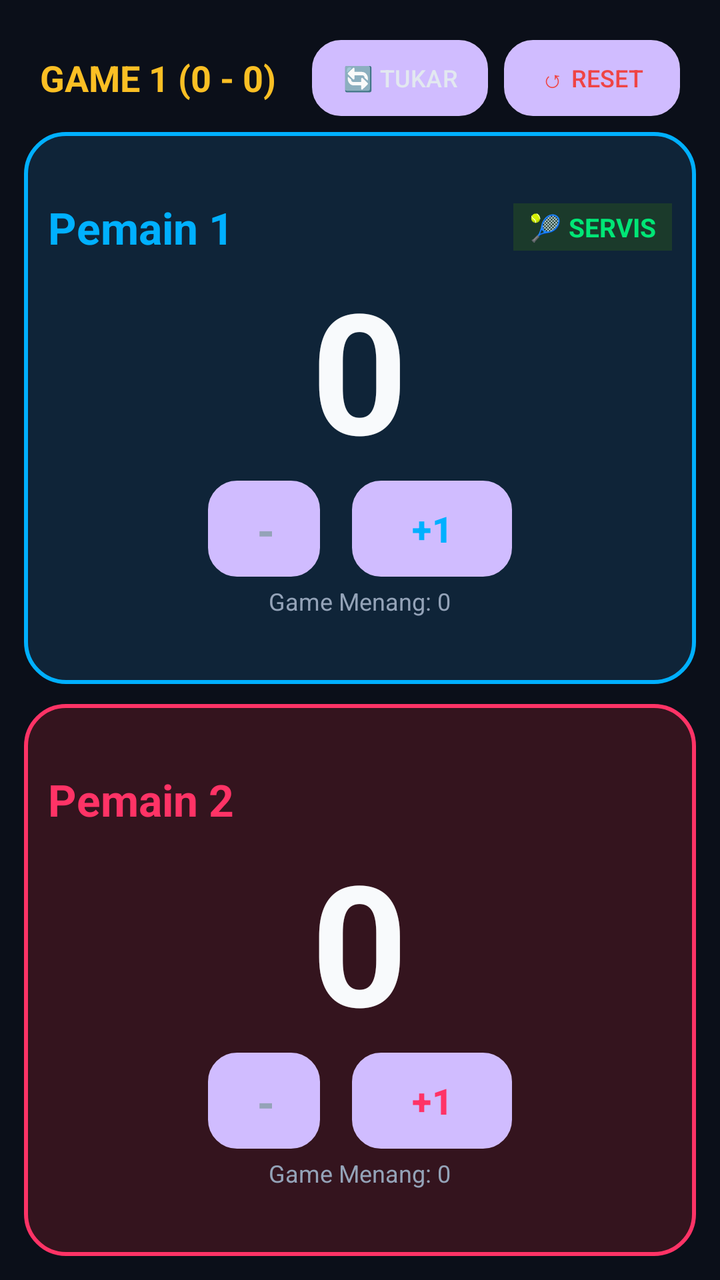
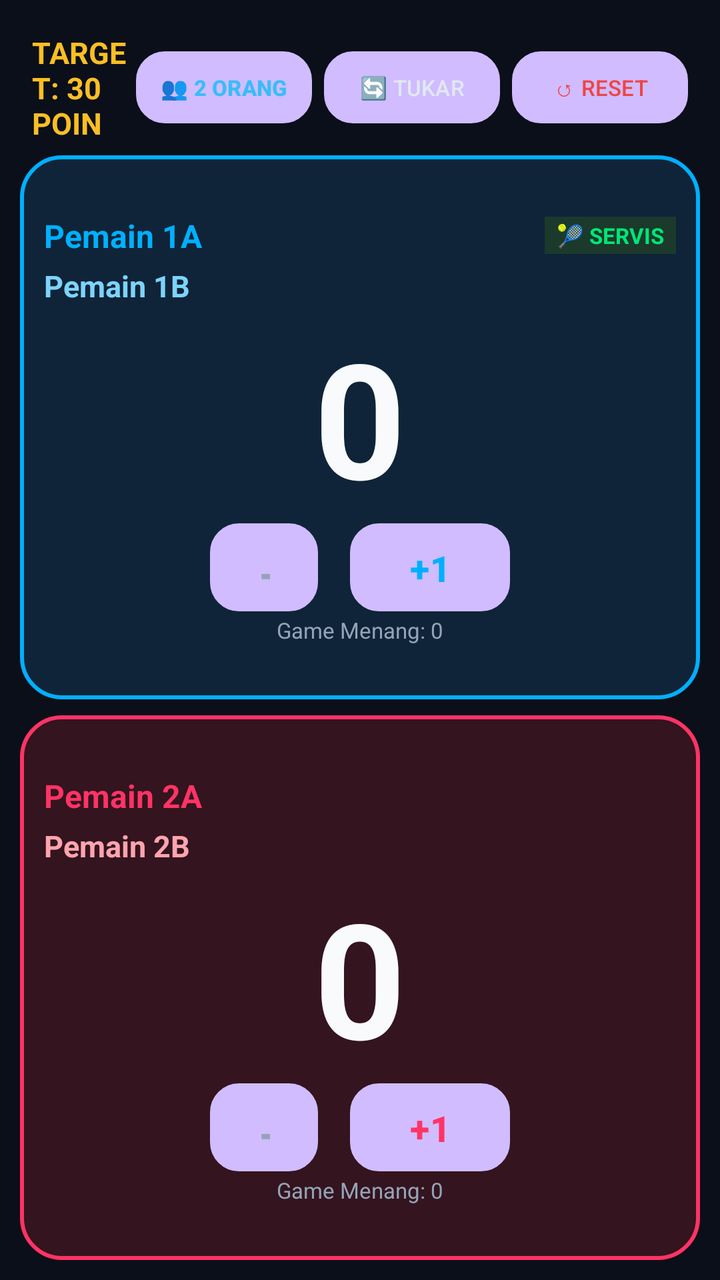

An Android layout rendered at two revisions. The XML below is the earlier revision; the diff shows what the commit changed to produce the second picture.
<!-- AndroidManifest.xml: application theme Theme.BadmintonScore -->
<!-- res/layout/activity_main.xml -->
<?xml version="1.0" encoding="utf-8"?>
<LinearLayout xmlns:android="http://schemas.android.com/apk/res/android"
    xmlns:tools="http://schemas.android.com/tools"
    android:layout_width="match_parent"
    android:layout_height="match_parent"
    android:orientation="vertical"
    android:background="@color/bg_dark"
    android:padding="12dp">

    
    <LinearLayout
        android:layout_width="match_parent"
        android:layout_height="wrap_content"
        android:orientation="horizontal"
        android:gravity="center_vertical"
        android:padding="8dp">

        <TextView
            android:id="@+id/tvMatchStatus"
            android:layout_width="0dp"
            android:layout_height="wrap_content"
            android:layout_weight="1"
            android:text="GAME 1 (0 - 0)"
            android:textColor="@color/match_point"
            android:textSize="18sp"
            android:textStyle="bold" />

        <Button
            android:id="@+id/btnSwap"
            android:layout_width="wrap_content"
            android:layout_height="38dp"
            android:text="🔄 TUKAR"
            android:textSize="12sp"
            android:background="@drawable/bg_btn_pill"
            android:textColor="@color/btn_control_text"
            android:paddingStart="12dp"
            android:paddingEnd="12dp" />

        <Button
            android:id="@+id/btnReset"
            android:layout_width="wrap_content"
            android:layout_height="38dp"
            android:layout_marginStart="8dp"
            android:text="↺ RESET"
            android:textSize="12sp"
            android:background="@drawable/bg_btn_pill"
            android:textColor="#EF4444"
            android:paddingStart="12dp"
            android:paddingEnd="12dp" />
    </LinearLayout>

    
    <LinearLayout
        android:id="@+id/cardPlayer1"
        android:layout_width="match_parent"
        android:layout_height="0dp"
        android:layout_weight="1"
        android:orientation="vertical"
        android:background="@drawable/bg_player_1"
        android:padding="12dp"
        android:gravity="center"
        android:clickable="true"
        android:focusable="true">

        <LinearLayout
            android:layout_width="match_parent"
            android:layout_height="wrap_content"
            android:gravity="center_vertical"
            android:orientation="horizontal">

            <TextView
                android:id="@+id/tvPlayer1Name"
                android:layout_width="0dp"
                android:layout_height="wrap_content"
                android:layout_weight="1"
                android:text="Pemain 1"
                android:textColor="@color/p1_accent"
                android:textSize="22sp"
                android:textStyle="bold"
                android:maxLines="1"
                android:ellipsize="end" />

            <TextView
                android:id="@+id/tvServeP1"
                android:layout_width="wrap_content"
                android:layout_height="wrap_content"
                android:text="🎾 SERVIS"
                android:textSize="13sp"
                android:textStyle="bold"
                android:textColor="@color/serve_active"
                android:background="#1B3A2B"
                android:paddingStart="8dp"
                android:paddingEnd="8dp"
                android:paddingTop="3dp"
                android:paddingBottom="3dp" />
        </LinearLayout>

        <TextView
            android:id="@+id/tvPlayer1Score"
            android:layout_width="wrap_content"
            android:layout_height="wrap_content"
            android:text="0"
            android:textColor="@color/text_white"
            android:textSize="84sp"
            android:textStyle="bold"
            android:gravity="center" />

        <LinearLayout
            android:layout_width="wrap_content"
            android:layout_height="wrap_content"
            android:orientation="horizontal"
            android:gravity="center">

            <Button
                android:id="@+id/btnP1Minus"
                android:layout_width="56dp"
                android:layout_height="48dp"
                android:text="-"
                android:textSize="22sp"
                android:textStyle="bold"
                android:background="@drawable/bg_btn_pill"
                android:textColor="@color/text_secondary" />

            <Button
                android:id="@+id/btnP1Plus"
                android:layout_width="80dp"
                android:layout_height="48dp"
                android:layout_marginStart="16dp"
                android:text="+1"
                android:textSize="18sp"
                android:textStyle="bold"
                android:background="@drawable/bg_btn_pill"
                android:textColor="@color/p1_accent" />
        </LinearLayout>

        <TextView
            android:id="@+id/tvP1Games"
            android:layout_width="wrap_content"
            android:layout_height="wrap_content"
            android:layout_marginTop="4dp"
            android:text="Game Menang: 0"
            android:textColor="@color/text_secondary"
            android:textSize="12sp" />
    </LinearLayout>

    <View
        android:layout_width="match_parent"
        android:layout_height="10dp" />

    
    <LinearLayout
        android:id="@+id/cardPlayer2"
        android:layout_width="match_parent"
        android:layout_height="0dp"
        android:layout_weight="1"
        android:orientation="vertical"
        android:background="@drawable/bg_player_2"
        android:padding="12dp"
        android:gravity="center"
        android:clickable="true"
        android:focusable="true">

        <LinearLayout
            android:layout_width="match_parent"
            android:layout_height="wrap_content"
            android:gravity="center_vertical"
            android:orientation="horizontal">

            <TextView
                android:id="@+id/tvPlayer2Name"
                android:layout_width="0dp"
                android:layout_height="wrap_content"
                android:layout_weight="1"
                android:text="Pemain 2"
                android:textColor="@color/p2_accent"
                android:textSize="22sp"
                android:textStyle="bold"
                android:maxLines="1"
                android:ellipsize="end" />

            <TextView
                android:id="@+id/tvServeP2"
                android:layout_width="wrap_content"
                android:layout_height="wrap_content"
                android:text="🎾 SERVIS"
                android:textSize="13sp"
                android:textStyle="bold"
                android:textColor="@color/serve_active"
                android:background="#1B3A2B"
                android:paddingStart="8dp"
                android:paddingEnd="8dp"
                android:paddingTop="3dp"
                android:paddingBottom="3dp"
                android:visibility="invisible" />
        </LinearLayout>

        <TextView
            android:id="@+id/tvPlayer2Score"
            android:layout_width="wrap_content"
            android:layout_height="wrap_content"
            android:text="0"
            android:textColor="@color/text_white"
            android:textSize="84sp"
            android:textStyle="bold"
            android:gravity="center" />

        <LinearLayout
            android:layout_width="wrap_content"
            android:layout_height="wrap_content"
            android:orientation="horizontal"
            android:gravity="center">

            <Button
                android:id="@+id/btnP2Minus"
                android:layout_width="56dp"
                android:layout_height="48dp"
                android:text="-"
                android:textSize="22sp"
                android:textStyle="bold"
                android:background="@drawable/bg_btn_pill"
                android:textColor="@color/text_secondary" />

            <Button
                android:id="@+id/btnP2Plus"
                android:layout_width="80dp"
                android:layout_height="48dp"
                android:layout_marginStart="16dp"
                android:text="+1"
                android:textSize="18sp"
                android:textStyle="bold"
                android:background="@drawable/bg_btn_pill"
                android:textColor="@color/p2_accent" />
        </LinearLayout>

        <TextView
            android:id="@+id/tvP2Games"
            android:layout_width="wrap_content"
            android:layout_height="wrap_content"
            android:layout_marginTop="4dp"
            android:text="Game Menang: 0"
            android:textColor="@color/text_secondary"
            android:textSize="12sp" />
    </LinearLayout>

</LinearLayout>
<!-- resources referenced by this layout -->
<resources>
  <color name="bg_dark">#0B0F19</color>
  <color name="btn_control_text">#E2E8F0</color>
  <color name="match_point">#FBBF24</color>
  <color name="p1_accent">#00B0FF</color>
  <color name="p2_accent">#FF3366</color>
  <color name="serve_active">#00E676</color>
  <color name="text_secondary">#94A3B8</color>
  <color name="text_white">#F8FAFC</color>
  <!-- drawable bg_btn_pill (drawable) -->
  <?xml version="1.0" encoding="utf-8"?>
  <shape xmlns:android="http://schemas.android.com/apk/res/android"
      android:shape="rectangle">
      <solid android:color="@color/btn_control" />
      <corners android:radius="14dp" />
      <stroke android:width="1dp" android:color="#334155" />
  </shape>
  <!-- drawable bg_player_1 (drawable) -->
  <?xml version="1.0" encoding="utf-8"?>
  <shape xmlns:android="http://schemas.android.com/apk/res/android"
      android:shape="rectangle">
      <solid android:color="@color/p1_bg" />
      <corners android:radius="20dp" />
      <stroke android:width="2dp" android:color="@color/p1_accent" />
  </shape>
  <!-- drawable bg_player_2 (drawable) -->
  <?xml version="1.0" encoding="utf-8"?>
  <shape xmlns:android="http://schemas.android.com/apk/res/android"
      android:shape="rectangle">
      <solid android:color="@color/p2_bg" />
      <corners android:radius="20dp" />
      <stroke android:width="2dp" android:color="@color/p2_accent" />
  </shape>
  <style name="Theme.BadmintonScore" parent="Theme.Material3.Dark.NoActionBar">
          <item name="android:statusBarColor">@color/bg_dark</item>
          <item name="android:navigationBarColor">@color/bg_dark</item>
          <item name="android:windowBackground">@color/bg_dark</item>
      </style>
  <color name="btn_control">#1E293B</color>
  <color name="p1_bg">#0F2438</color>
  <color name="p2_bg">#34141E</color>
</resources>

<!-- the commit's change to res/layout/activity_main.xml (unified diff, before → after) -->
@@ -1,11 +1,10 @@
 <?xml version="1.0" encoding="utf-8"?>
 <LinearLayout xmlns:android="http://schemas.android.com/apk/res/android"
-    xmlns:tools="http://schemas.android.com/tools"
     android:layout_width="match_parent"
     android:layout_height="match_parent"
     android:orientation="vertical"
     android:background="@color/bg_dark"
-    android:padding="12dp">
+    android:padding="10dp">
 
     
     <LinearLayout
@@ -13,40 +12,53 @@
         android:layout_height="wrap_content"
         android:orientation="horizontal"
         android:gravity="center_vertical"
-        android:padding="8dp">
+        android:padding="6dp">
 
         <TextView
             android:id="@+id/tvMatchStatus"
             android:layout_width="0dp"
             android:layout_height="wrap_content"
             android:layout_weight="1"
-            android:text="GAME 1 (0 - 0)"
+            android:text="TARGET: 30 POIN"
             android:textColor="@color/match_point"
-            android:textSize="18sp"
+            android:textSize="15sp"
             android:textStyle="bold" />
+
+        <Button
+            android:id="@+id/btnToggleMode"
+            android:layout_width="wrap_content"
+            android:layout_height="36dp"
+            android:text="👥 2 ORANG"
+            android:textSize="11sp"
+            android:textStyle="bold"
+            android:background="@drawable/bg_btn_pill"
+            android:textColor="#38BDF8"
+            android:paddingStart="10dp"
+            android:paddingEnd="10dp" />
 
         <Button
             android:id="@+id/btnSwap"
             android:layout_width="wrap_content"
-            android:layout_height="38dp"
+            android:layout_height="36dp"
+            android:layout_marginStart="6dp"
             android:text="🔄 TUKAR"
-            android:textSize="12sp"
+            android:textSize="11sp"
             android:background="@drawable/bg_btn_pill"
             android:textColor="@color/btn_control_text"
-            android:paddingStart="12dp"
-            android:paddingEnd="12dp" />
+            android:paddingStart="10dp"
+            android:paddingEnd="10dp" />
 
         <Button
             android:id="@+id/btnReset"
             android:layout_width="wrap_content"
-            android:layout_height="38dp"
-            android:layout_marginStart="8dp"
+            android:layout_height="36dp"
+            android:layout_marginStart="6dp"
             android:text="↺ RESET"
-            android:textSize="12sp"
+            android:textSize="11sp"
             android:background="@drawable/bg_btn_pill"
             android:textColor="#EF4444"
-            android:paddingStart="12dp"
-            android:paddingEnd="12dp" />
+            android:paddingStart="10dp"
+            android:paddingEnd="10dp" />
     </LinearLayout>
 
     
@@ -57,54 +69,103 @@
         android:layout_weight="1"
         android:orientation="vertical"
         android:background="@drawable/bg_player_1"
-        android:padding="12dp"
+        android:padding="10dp"
         android:gravity="center"
         android:clickable="true"
         android:focusable="true">
 
+        
         <LinearLayout
             android:layout_width="match_parent"
             android:layout_height="wrap_content"
-            android:gravity="center_vertical"
-            android:orientation="horizontal">
-
-            <TextView
-                android:id="@+id/tvPlayer1Name"
-                android:layout_width="0dp"
+            android:orientation="vertical">
+
+            
+            <LinearLayout
+                android:id="@+id/rowP1_1"
+                android:layout_width="match_parent"
                 android:layout_height="wrap_content"
-                android:layout_weight="1"
-                android:text="Pemain 1"
-                android:textColor="@color/p1_accent"
-                android:textSize="22sp"
-                android:textStyle="bold"
-                android:maxLines="1"
-                android:ellipsize="end" />
-
-            <TextView
-                android:id="@+id/tvServeP1"
-                android:layout_width="wrap_content"
+                android:gravity="center_vertical"
+                android:orientation="horizontal"
+                android:padding="2dp">
+
+                <TextView
+                    android:id="@+id/tvP1_1_Name"
+                    android:layout_width="0dp"
+                    android:layout_height="wrap_content"
+                    android:layout_weight="1"
+                    android:text="Pemain 1A"
+                    android:textColor="@color/p1_accent"
+                    android:textSize="16sp"
+                    android:textStyle="bold"
+                    android:maxLines="1"
+                    android:ellipsize="end" />
+
+                <TextView
+                    android:id="@+id/tvP1_1_Serve"
+                    android:layout_width="wrap_content"
+                    android:layout_height="wrap_content"
+                    android:text="🎾 SERVIS"
+                    android:textSize="11sp"
+                    android:textStyle="bold"
+                    android:textColor="@color/serve_active"
+                    android:background="#1B3A2B"
+                    android:paddingStart="6dp"
+                    android:paddingEnd="6dp"
+                    android:paddingTop="2dp"
+                    android:paddingBottom="2dp" />
+            </LinearLayout>
+
+            
+            <LinearLayout
+                android:id="@+id/rowP1_2"
+                android:layout_width="match_parent"
                 android:layout_height="wrap_content"
-                android:text="🎾 SERVIS"
-                android:textSize="13sp"
-                android:textStyle="bold"
-                android:textColor="@color/serve_active"
-                android:background="#1B3A2B"
-                android:paddingStart="8dp"
-                android:paddingEnd="8dp"
-                android:paddingTop="3dp"
-                android:paddingBottom="3dp" />
+                android:gravity="center_vertical"
+                android:orientation="horizontal"
+                android:padding="2dp">
+
+                <TextView
+                    android:id="@+id/tvP1_2_Name"
+                    android:layout_width="0dp"
+                    android:layout_height="wrap_content"
+                    android:layout_weight="1"
+                    android:text="Pemain 1B"
+                    android:textColor="#7DD3FC"
+                    android:textSize="15sp"
+                    android:textStyle="bold"
+                    android:maxLines="1"
+                    android:ellipsize="end" />
+
+                <TextView
+                    android:id="@+id/tvP1_2_Serve"
+                    android:layout_width="wrap_content"
+                    android:layout_height="wrap_content"
+                    android:text="🎾 SERVIS"
+                    android:textSize="11sp"
+                    android:textStyle="bold"
+                    android:textColor="@color/serve_active"
+                    android:background="#1B3A2B"
+                    android:paddingStart="6dp"
+                    android:paddingEnd="6dp"
+                    android:paddingTop="2dp"
+                    android:paddingBottom="2dp"
+                    android:visibility="invisible" />
+            </LinearLayout>
         </LinearLayout>
 
+        
         <TextView
             android:id="@+id/tvPlayer1Score"
             android:layout_width="wrap_content"
             android:layout_height="wrap_content"
             android:text="0"
             android:textColor="@color/text_white"
-            android:textSize="84sp"
+            android:textSize="80sp"
             android:textStyle="bold"
             android:gravity="center" />
 
+        
         <LinearLayout
             android:layout_width="wrap_content"
             android:layout_height="wrap_content"
@@ -113,8 +174,8 @@
 
             <Button
                 android:id="@+id/btnP1Minus"
-                android:layout_width="56dp"
-                android:layout_height="48dp"
+                android:layout_width="54dp"
+                android:layout_height="44dp"
                 android:text="-"
                 android:textSize="22sp"
                 android:textStyle="bold"
@@ -124,7 +185,7 @@
             <Button
                 android:id="@+id/btnP1Plus"
                 android:layout_width="80dp"
-                android:layout_height="48dp"
+                android:layout_height="44dp"
                 android:layout_marginStart="16dp"
                 android:text="+1"
                 android:textSize="18sp"
@@ -137,15 +198,15 @@
             android:id="@+id/tvP1Games"
             android:layout_width="wrap_content"
             android:layout_height="wrap_content"
-            android:layout_marginTop="4dp"
+            android:layout_marginTop="2dp"
             android:text="Game Menang: 0"
             android:textColor="@color/text_secondary"
-            android:textSize="12sp" />
+            android:textSize="11sp" />
     </LinearLayout>
 
     <View
         android:layout_width="match_parent"
-        android:layout_height="10dp" />
+        android:layout_height="8dp" />
 
     
     <LinearLayout
@@ -155,55 +216,104 @@
         android:layout_weight="1"
         android:orientation="vertical"
         android:background="@drawable/bg_player_2"
-        android:padding="12dp"
+        android:padding="10dp"
         android:gravity="center"
         android:clickable="true"
         android:focusable="true">
 
+        
         <LinearLayout
             android:layout_width="match_parent"
             android:layout_height="wrap_content"
-            android:gravity="center_vertical"
-            android:orientation="horizontal">
-
-            <TextView
-                android:id="@+id/tvPlayer2Name"
-                android:layout_width="0dp"
+            android:orientation="vertical">
+
+            
+            <LinearLayout
+                android:id="@+id/rowP2_1"
+                android:layout_width="match_parent"
                 android:layout_height="wrap_content"
-                android:layout_weight="1"
-                android:text="Pemain 2"
-                android:textColor="@color/p2_accent"
-                android:textSize="22sp"
-                android:textStyle="bold"
-                android:maxLines="1"
-                android:ellipsize="end" />
-
-            <TextView
-                android:id="@+id/tvServeP2"
-                android:layout_width="wrap_content"
+                android:gravity="center_vertical"
+                android:orientation="horizontal"
+                android:padding="2dp">
+
+                <TextView
+                    android:id="@+id/tvP2_1_Name"
+                    android:layout_width="0dp"
+                    android:layout_height="wrap_content"
+                    android:layout_weight="1"
+                    android:text="Pemain 2A"
+                    android:textColor="@color/p2_accent"
+                    android:textSize="16sp"
+                    android:textStyle="bold"
+                    android:maxLines="1"
+                    android:ellipsize="end" />
+
+                <TextView
+                    android:id="@+id/tvP2_1_Serve"
+                    android:layout_width="wrap_content"
+                    android:layout_height="wrap_content"
+                    android:text="🎾 SERVIS"
+                    android:textSize="11sp"
+                    android:textStyle="bold"
+                    android:textColor="@color/serve_active"
+                    android:background="#1B3A2B"
+                    android:paddingStart="6dp"
+                    android:paddingEnd="6dp"
+                    android:paddingTop="2dp"
+                    android:paddingBottom="2dp"
+                    android:visibility="invisible" />
+            </LinearLayout>
+
+            
+            <LinearLayout
+                android:id="@+id/rowP2_2"
+                android:layout_width="match_parent"
                 android:layout_height="wrap_content"
-                android:text="🎾 SERVIS"
-                android:textSize="13sp"
-                android:textStyle="bold"
-                android:textColor="@color/serve_active"
-                android:background="#1B3A2B"
-                android:paddingStart="8dp"
-                android:paddingEnd="8dp"
-                android:paddingTop="3dp"
-                android:paddingBottom="3dp"
-                android:visibility="invisible" />
+                android:gravity="center_vertical"
+                android:orientation="horizontal"
+                android:padding="2dp">
+
+                <TextView
+                    android:id="@+id/tvP2_2_Name"
+                    android:layout_width="0dp"
+                    android:layout_height="wrap_content"
+                    android:layout_weight="1"
+                    android:text="Pemain 2B"
+                    android:textColor="#FDA4AF"
+                    android:textSize="15sp"
+                    android:textStyle="bold"
+                    android:maxLines="1"
+                    android:ellipsize="end" />
+
+                <TextView
+                    android:id="@+id/tvP2_2_Serve"
+                    android:layout_width="wrap_content"
+                    android:layout_height="wrap_content"
+                    android:text="🎾 SERVIS"
+                    android:textSize="11sp"
+                    android:textStyle="bold"
+                    android:textColor="@color/serve_active"
+                    android:background="#1B3A2B"
+                    android:paddingStart="6dp"
+                    android:paddingEnd="6dp"
+                    android:paddingTop="2dp"
+                    android:paddingBottom="2dp"
+                    android:visibility="invisible" />
+            </LinearLayout>
         </LinearLayout>
 
+        
         <TextView
             android:id="@+id/tvPlayer2Score"
             android:layout_width="wrap_content"
             android:layout_height="wrap_content"
             android:text="0"
             android:textColor="@color/text_white"
-            android:textSize="84sp"
+            android:textSize="80sp"
             android:textStyle="bold"
             android:gravity="center" />
 
+        
         <LinearLayout
             android:layout_width="wrap_content"
             android:layout_height="wrap_content"
@@ -212,8 +322,8 @@
 
             <Button
                 android:id="@+id/btnP2Minus"
-                android:layout_width="56dp"
-                android:layout_height="48dp"
+                android:layout_width="54dp"
+                android:layout_height="44dp"
                 android:text="-"
                 android:textSize="22sp"
                 android:textStyle="bold"
@@ -223,7 +333,7 @@
             <Button
                 android:id="@+id/btnP2Plus"
                 android:layout_width="80dp"
-                android:layout_height="48dp"
+                android:layout_height="44dp"
                 android:layout_marginStart="16dp"
                 android:text="+1"
                 android:textSize="18sp"
@@ -236,10 +346,10 @@
             android:id="@+id/tvP2Games"
             android:layout_width="wrap_content"
             android:layout_height="wrap_content"
-            android:layout_marginTop="4dp"
+            android:layout_marginTop="2dp"
             android:text="Game Menang: 0"
             android:textColor="@color/text_secondary"
-            android:textSize="12sp" />
+            android:textSize="11sp" />
     </LinearLayout>
 
 </LinearLayout>
